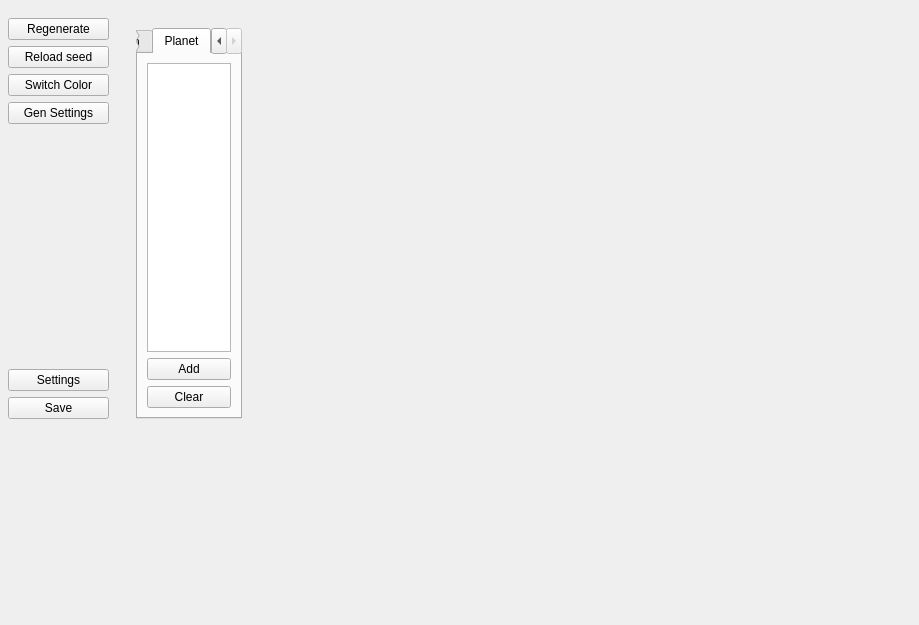
Old version of the form src/apps/ui/terrain_controls_widget.ui in the repository b3h4re/world-gen.
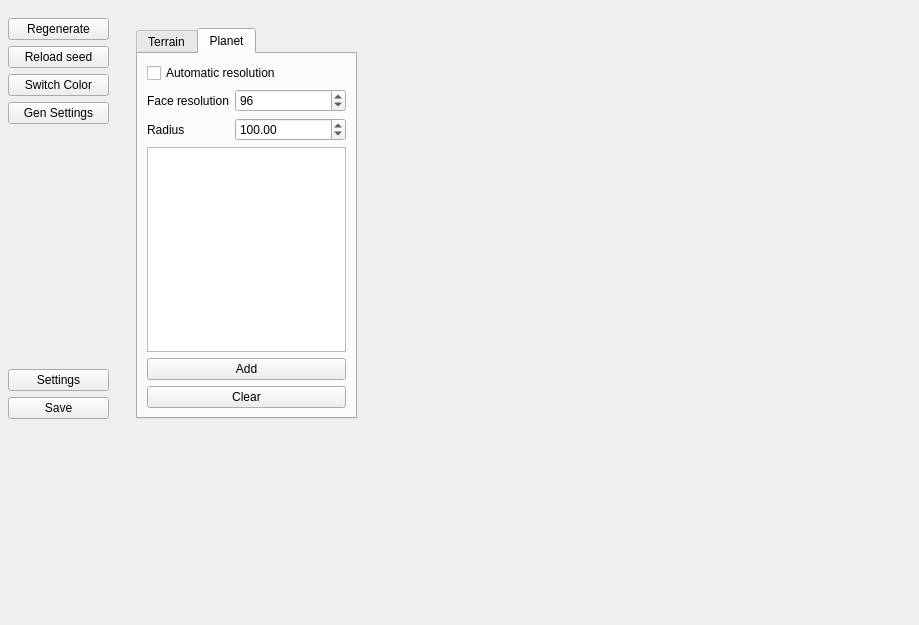
New version of the form. The open tabs and pages were chosen to show the change.

The edit to the form file:
```diff
--- a/src/apps/ui/terrain_controls_widget.ui
+++ b/src/apps/ui/terrain_controls_widget.ui
@@ -116,7 +116,7 @@
     <widget class="QWidget" name="generatorSettingsWidget" native="true">
      <property name="minimumSize">
       <size>
-       <width>150</width>
+       <width>230</width>
        <height>0</height>
       </size>
      </property>
@@ -125,7 +125,7 @@
        <rect>
         <x>0</x>
         <y>20</y>
-        <width>106</width>
+        <width>221</width>
         <height>391</height>
        </rect>
       </property>
@@ -164,6 +164,60 @@
            <string>Planet</string>
           </attribute>
           <layout class="QVBoxLayout" name="planetPipelineLayout">
+           <item>
+            <widget class="QCheckBox" name="automaticPlanetResolutionCheckBox">
+             <property name="text">
+              <string>Automatic resolution</string>
+             </property>
+            </widget>
+           </item>
+           <item>
+            <layout class="QFormLayout" name="planetShapeFormLayout">
+             <item row="0" column="0">
+              <widget class="QLabel" name="planetResolutionLabel">
+               <property name="text">
+                <string>Face resolution</string>
+               </property>
+              </widget>
+             </item>
+             <item row="0" column="1">
+              <widget class="QSpinBox" name="planetResolutionSpinBox">
+               <property name="minimum">
+                <number>2</number>
+               </property>
+               <property name="maximum">
+                <number>4096</number>
+               </property>
+               <property name="value">
+                <number>96</number>
+               </property>
+              </widget>
+             </item>
+             <item row="1" column="0">
+              <widget class="QLabel" name="planetRadiusLabel">
+               <property name="text">
+                <string>Radius</string>
+               </property>
+              </widget>
+             </item>
+             <item row="1" column="1">
+              <widget class="QDoubleSpinBox" name="planetRadiusSpinBox">
+               <property name="decimals">
+                <number>2</number>
+               </property>
+               <property name="minimum">
+                <double>0.010000000000000</double>
+               </property>
+               <property name="maximum">
+                <double>1000000.000000000000000</double>
+               </property>
+               <property name="value">
+                <double>100.000000000000000</double>
+               </property>
+              </widget>
+             </item>
+            </layout>
+           </item>
            <item>
             <widget class="QListView" name="planetListView"/>
            </item>
```
